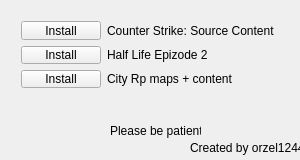
Old version of the form mainwindow.ui in the repository marosiak/Garry-s-Mod-Content-Installer.
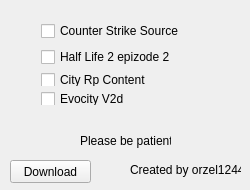
New version of the form.

```diff
--- a/mainwindow.ui
+++ b/mainwindow.ui
@@ -9,20 +9,20 @@
    <rect>
     <x>0</x>
     <y>0</y>
-    <width>300</width>
-    <height>160</height>
+    <width>250</width>
+    <height>190</height>
    </rect>
   </property>
   <property name="minimumSize">
    <size>
-    <width>300</width>
-    <height>160</height>
+    <width>250</width>
+    <height>190</height>
    </size>
   </property>
   <property name="maximumSize">
    <size>
     <width>300</width>
-    <height>160</height>
+    <height>190</height>
    </size>
   </property>
   <property name="focusPolicy">
@@ -50,10 +50,10 @@
    <widget class="QLabel" name="label_4">
     <property name="geometry">
      <rect>
-      <x>190</x>
-      <y>140</y>
+      <x>130</x>
+      <y>160</y>
       <width>111</width>
-      <height>16</height>
+      <height>21</height>
      </rect>
     </property>
     <property name="text">
@@ -66,8 +66,8 @@
    <widget class="QLabel" name="label_5">
     <property name="geometry">
      <rect>
-      <x>110</x>
-      <y>120</y>
+      <x>80</x>
+      <y>130</y>
       <width>91</width>
       <height>21</height>
      </rect>
@@ -85,16 +85,16 @@
    <widget class="QWidget" name="layoutWidget">
     <property name="geometry">
      <rect>
-      <x>10</x>
+      <x>30</x>
       <y>10</y>
-      <width>282</width>
-      <height>89</height>
+      <width>211</width>
+      <height>106</height>
      </rect>
     </property>
     <layout class="QVBoxLayout" name="verticalLayout">
      <item>
       <layout class="QGridLayout" name="gridLayout">
-       <item row="0" column="2">
+       <item row="0" column="1">
         <spacer name="horizontalSpacer_2">
          <property name="orientation">
           <enum>Qt::Horizontal</enum>
@@ -108,16 +108,9 @@
         </spacer>
        </item>
        <item row="0" column="0">
-        <widget class="QPushButton" name="CSS_Button">
+        <widget class="QCheckBox" name="cssCheckBox">
          <property name="text">
-          <string>Install</string>
-         </property>
-        </widget>
-       </item>
-       <item row="0" column="1">
-        <widget class="QLabel" name="label">
-         <property name="text">
-          <string>Counter Strike: Source Content</string>
+          <string>Counter Strike Source</string>
          </property>
         </widget>
        </item>
@@ -125,21 +118,7 @@
      </item>
      <item>
       <layout class="QGridLayout" name="gridLayout_2">
-       <item row="0" column="0">
-        <widget class="QPushButton" name="HL2_Button">
-         <property name="text">
-          <string>Install</string>
-         </property>
-        </widget>
-       </item>
-       <item row="0" column="2">
-        <widget class="QLabel" name="label_2">
-         <property name="text">
-          <string>Half Life Epizode 2</string>
-         </property>
-        </widget>
-       </item>
-       <item row="0" column="3">
+       <item row="0" column="1">
         <spacer name="horizontalSpacer">
          <property name="orientation">
           <enum>Qt::Horizontal</enum>
@@ -152,25 +131,18 @@
          </property>
         </spacer>
        </item>
+       <item row="0" column="0">
+        <widget class="QCheckBox" name="HL2EP2checkBox">
+         <property name="text">
+          <string>Half Life 2 epizode 2</string>
+         </property>
+        </widget>
+       </item>
       </layout>
      </item>
      <item>
       <layout class="QGridLayout" name="gridLayout_3">
-       <item row="0" column="0">
-        <widget class="QPushButton" name="CityRp_Button">
-         <property name="text">
-          <string>Install</string>
-         </property>
-        </widget>
-       </item>
        <item row="0" column="1">
-        <widget class="QLabel" name="label_3">
-         <property name="text">
-          <string>City Rp maps + content</string>
-         </property>
-        </widget>
-       </item>
-       <item row="0" column="2">
         <spacer name="horizontalSpacer_3">
          <property name="orientation">
           <enum>Qt::Horizontal</enum>
@@ -183,10 +155,53 @@
          </property>
         </spacer>
        </item>
+       <item row="0" column="0">
+        <widget class="QCheckBox" name="CityRpCheckBox">
+         <property name="text">
+          <string>City Rp Content</string>
+         </property>
+        </widget>
+       </item>
+       <item row="1" column="0">
+        <widget class="QCheckBox" name="EvocityMapChecker">
+         <property name="enabled">
+          <bool>true</bool>
+         </property>
+         <property name="text">
+          <string>Evocity V2d</string>
+         </property>
+        </widget>
+       </item>
+       <item row="1" column="1">
+        <spacer name="horizontalSpacer_4">
+         <property name="orientation">
+          <enum>Qt::Horizontal</enum>
+         </property>
+         <property name="sizeHint" stdset="0">
+          <size>
+           <width>40</width>
+           <height>20</height>
+          </size>
+         </property>
+        </spacer>
+       </item>
       </layout>
      </item>
     </layout>
    </widget>
+   <widget class="QPushButton" name="Button">
+    <property name="geometry">
+     <rect>
+      <x>10</x>
+      <y>160</y>
+      <width>81</width>
+      <height>23</height>
+     </rect>
+    </property>
+    <property name="text">
+     <string>Download</string>
+    </property>
+   </widget>
   </widget>
  </widget>
  <layoutdefault spacing="6" margin="11"/>
```
